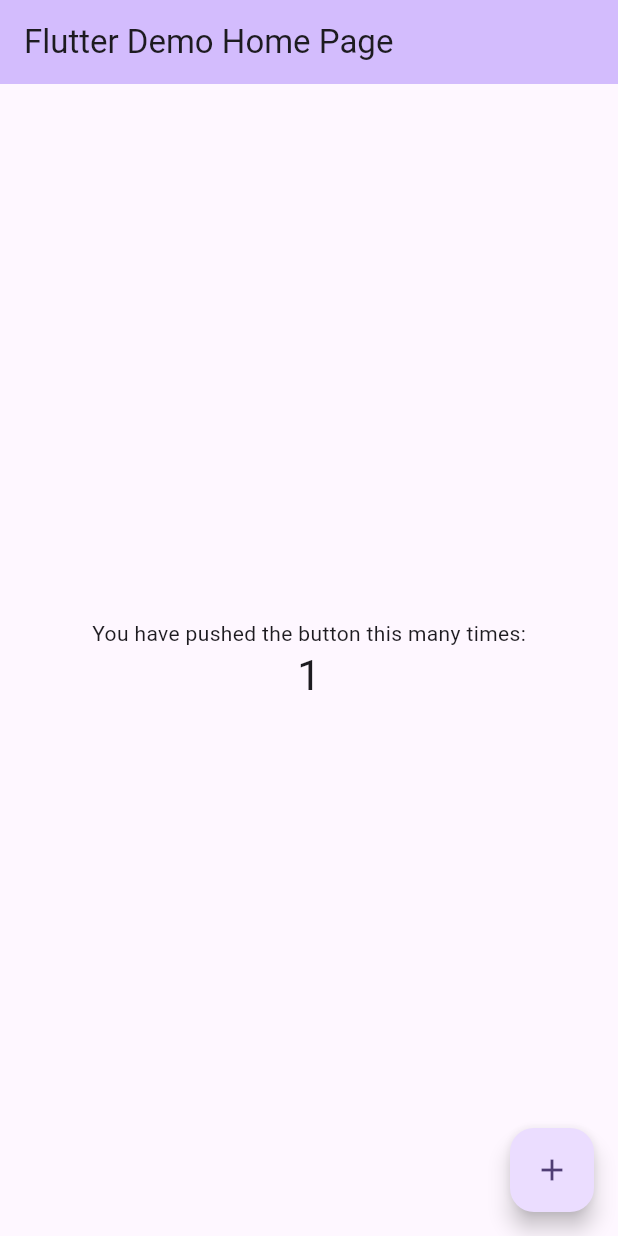
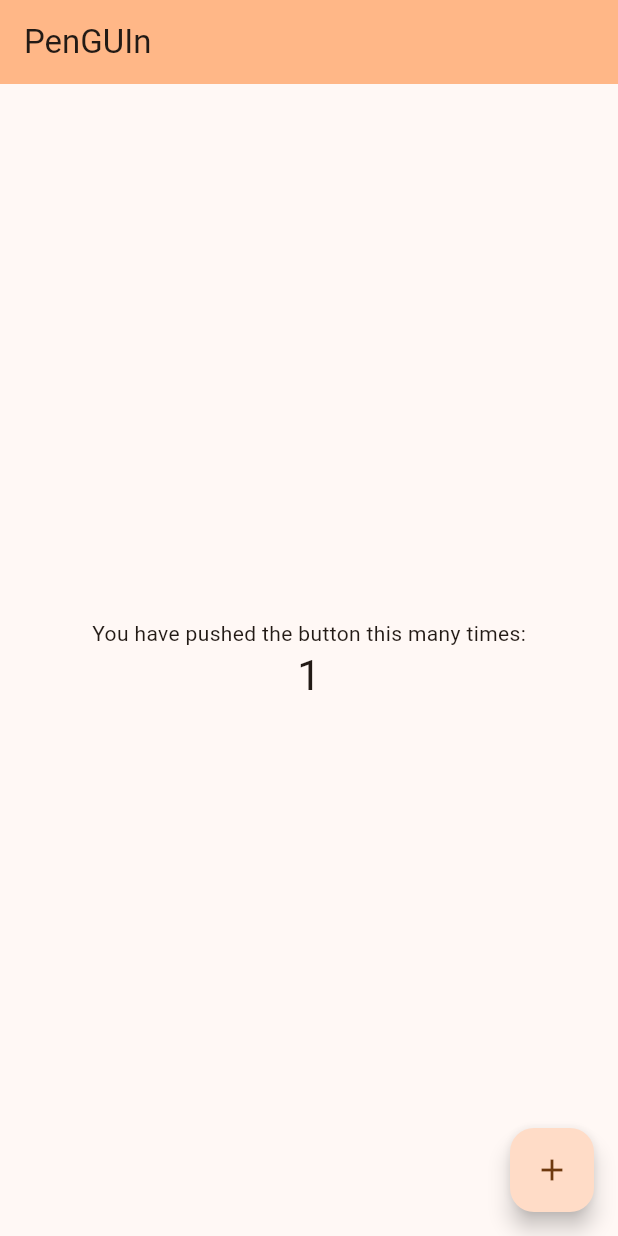
Before and after one commit to wggRobotic/PenGUIn, a Flutter app: the screen it shows after launch, after a tap on the "add" icon, on a phone screen of 412 x 824 dp. Run offline on Flutter 3.47's test engine with Material 3 defaults, Android fonts, the phone set to English and light mode, and no system bars.

Commit message:
Implement the new theme

```diff
--- a/frontend/lib/main.dart
+++ b/frontend/lib/main.dart
@@ -1,36 +1,26 @@
 import 'package:flutter/material.dart';
+import 'package:frontend/theme/theme.dart';
 
 void main() {
-  runApp(const MyApp());
+  runApp(const PenGUIn());
 }
 
-class MyApp extends StatelessWidget {
-  const MyApp({super.key});
+class PenGUIn extends StatelessWidget {
+  const PenGUIn({super.key});
 
   // This widget is the root of your application.
   @override
   Widget build(BuildContext context) {
+    TextTheme textTheme = TextTheme();
+
     return MaterialApp(
-      title: 'Flutter Demo',
-      theme: ThemeData(
-        // This is the theme of your application.
-        //
-        // TRY THIS: Try running your application with "flutter run". You'll see
-        // the application has a purple toolbar. Then, without quitting the app,
-        // try changing the seedColor in the colorScheme below to Colors.green
-        // and then invoke "hot reload" (save your changes or press the "hot
-        // reload" button in a Flutter-supported IDE, or press "r" if you used
-        // the command line to start the app).
-        //
-        // Notice that the counter didn't reset back to zero; the application
-        // state is not lost during the reload. To reset the state, use hot
-        // restart instead.
-        //
-        // This works for code too, not just values: Most code changes can be
-        // tested with just a hot reload.
-        colorScheme: .fromSeed(seedColor: Colors.deepPurple),
-      ),
-      home: const MyHomePage(title: 'Flutter Demo Home Page'),
+      title: 'PenGUIn',
+      // Define the color theme of the frontend
+      theme: PenGUInTheme(textTheme).theme(PenGUInTheme.lightScheme()),
+      darkTheme: PenGUInTheme(textTheme).theme(PenGUInTheme.darkScheme()),
+      highContrastTheme: PenGUInTheme(textTheme).theme(PenGUInTheme.lightHighContrastScheme()),
+      highContrastDarkTheme: PenGUInTheme(textTheme).theme(PenGUInTheme.darkHighContrastScheme()),
+      home: const MyHomePage(title: 'PenGUIn'),
     );
   }
 }
```
